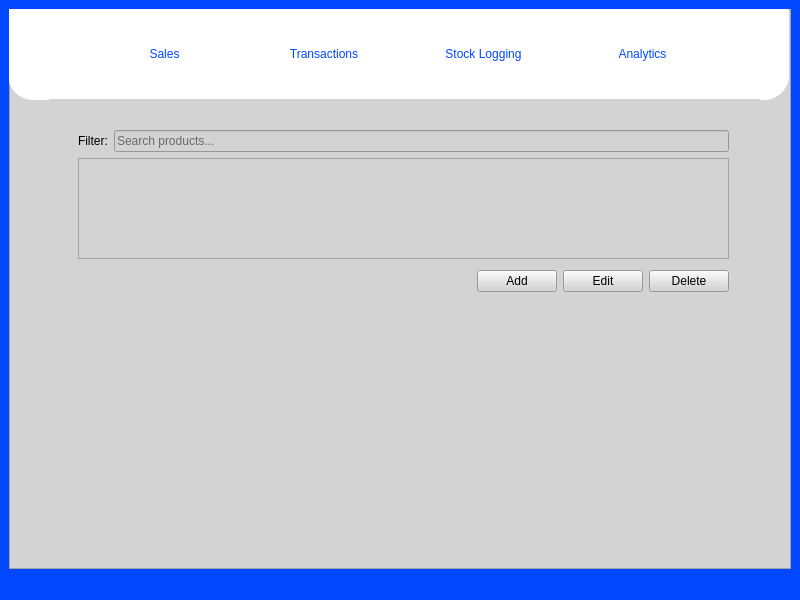
This is SariSariSleuth/mainwindow.ui in ZachMatriano/CMSC-21-Finals as Qt 5 draws it before an edit. The edited form follows.
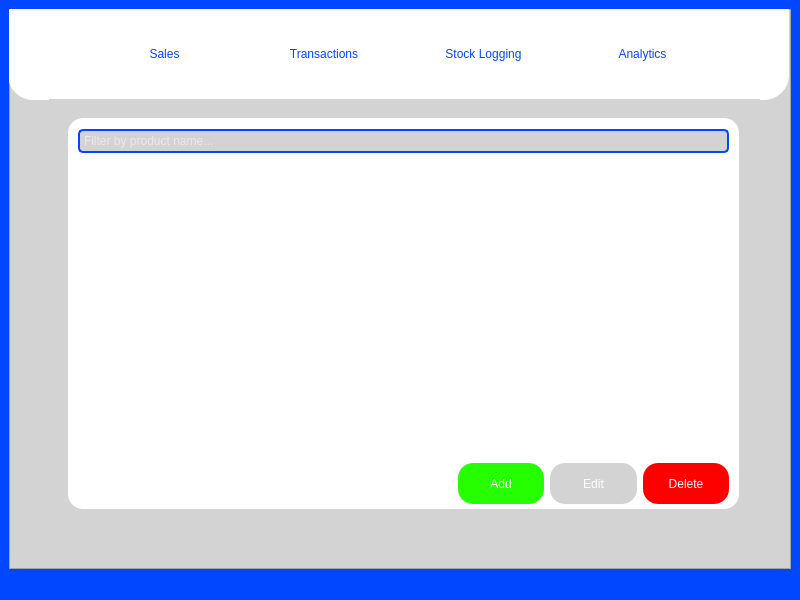
This is the edited form. The open tabs and pages were chosen to show the change.

Commit message: wow colors

What changed in the file:
```diff
--- a/SariSariSleuth/mainwindow.ui
+++ b/SariSariSleuth/mainwindow.ui
@@ -392,9 +392,12 @@
            <x>19</x>
            <y>19</y>
            <width>671</width>
-           <height>181</height>
+           <height>391</height>
           </rect>
          </property>
+         <property name="styleSheet">
+          <string notr="true">background-color: rgb(255,255,255); border-radius: 15px</string>
+         </property>
          <widget class="QWidget" name="layoutWidget">
           <property name="geometry">
            <rect>
@@ -405,17 +408,19 @@
            </rect>
           </property>
           <layout class="QHBoxLayout" name="horizontalLayout">
-           <item>
-            <widget class="QLabel" name="label">
-             <property name="text">
-              <string>Filter:</string>
-             </property>
-            </widget>
-           </item>
            <item>
             <widget class="QLineEdit" name="filterLineEdit">
+             <property name="styleSheet">
+              <string notr="true">
+                background-color: rgb(211, 211, 211);
+                border: 2px solid rgb(0, 71, 255);
+                border-radius: 5px;
+                color: rgb(255, 255, 255);
+                padding: 2px;
+               </string>
+             </property>
              <property name="placeholderText">
-              <string>Search products...</string>
+              <string>Filter by product name...</string>
              </property>
             </widget>
            </item>
@@ -427,9 +432,17 @@
             <x>10</x>
             <y>40</y>
             <width>651</width>
-            <height>101</height>
+            <height>301</height>
            </rect>
           </property>
+          <property name="styleSheet">
+           <string notr="true">
+            color: rgb(0, 71, 255);
+            background-color: rgb(255, 255, 255);
+            selection-background-color: rgb(230, 240, 255);
+            selection-color: rgb(0, 71, 255);
+           </string>
+          </property>
           <property name="alternatingRowColors">
            <bool>true</bool>
           </property>
@@ -440,34 +453,36 @@
            <enum>QAbstractItemView::SelectionBehavior::SelectRows</enum>
           </property>
           <property name="sortingEnabled">
-           <bool>true</bool>
+           <bool>false</bool>
           </property>
          </widget>
-         <widget class="QWidget" name="layoutWidget">
+         <widget class="QWidget" name="horizontalLayoutWidget_4">
           <property name="geometry">
            <rect>
-            <x>10</x>
-            <y>152</y>
-            <width>651</width>
-            <height>22</height>
+            <x>390</x>
+            <y>345</y>
+            <width>271</width>
+            <height>41</height>
            </rect>
           </property>
-          <layout class="QHBoxLayout" name="horizontalLayout_2">
-           <item>
-            <spacer name="horizontalSpacer">
-             <property name="orientation">
-              <enum>Qt::Orientation::Horizontal</enum>
-             </property>
-             <property name="sizeHint" stdset="0">
-              <size>
-               <width>40</width>
-               <height>20</height>
-              </size>
-             </property>
-            </spacer>
-           </item>
+          <layout class="QHBoxLayout" name="horizontalLayout_8">
            <item>
             <widget class="QPushButton" name="addButton">
+             <property name="sizePolicy">
+              <sizepolicy hsizetype="MinimumExpanding" vsizetype="Preferred">
+               <horstretch>1</horstretch>
+               <verstretch>0</verstretch>
+              </sizepolicy>
+             </property>
+             <property name="cursor">
+              <cursorShape>PointingHandCursor</cursorShape>
+             </property>
+             <property name="styleSheet">
+              <string notr="true">background-color: rgb(38, 255, 0);
+                border-radius: 15px;
+                font: 700 12pt &quot;Montserrat&quot;;
+                color: rgb(255, 255, 255);</string>
+             </property>
              <property name="text">
               <string>Add</string>
              </property>
@@ -475,6 +490,21 @@
            </item>
            <item>
             <widget class="QPushButton" name="editButton">
+             <property name="sizePolicy">
+              <sizepolicy hsizetype="MinimumExpanding" vsizetype="Preferred">
+               <horstretch>1</horstretch>
+               <verstretch>0</verstretch>
+              </sizepolicy>
+             </property>
+             <property name="cursor">
+              <cursorShape>PointingHandCursor</cursorShape>
+             </property>
+             <property name="styleSheet">
+              <string notr="true">background-color: rgb(211, 211, 211);
+                border-radius: 15px;
+                font: 700 12pt &quot;Montserrat&quot;;
+                color: rgb(255, 255, 255);</string>
+             </property>
              <property name="text">
               <string>Edit</string>
              </property>
@@ -482,6 +512,21 @@
            </item>
            <item>
             <widget class="QPushButton" name="deleteButton">
+             <property name="sizePolicy">
+              <sizepolicy hsizetype="MinimumExpanding" vsizetype="Preferred">
+               <horstretch>1</horstretch>
+               <verstretch>0</verstretch>
+              </sizepolicy>
+             </property>
+             <property name="cursor">
+              <cursorShape>PointingHandCursor</cursorShape>
+             </property>
+             <property name="styleSheet">
+              <string notr="true">background-color: rgb(255, 0, 0);
+                border-radius: 15px;
+                font: 700 12pt &quot;Montserrat&quot;;
+                color: rgb(255, 255, 255);</string>
+             </property>
              <property name="text">
               <string>Delete</string>
              </property>
```
Left out of the diff: 131 changed lines with no effect on the pictures. The commit also changes 1 other file.
